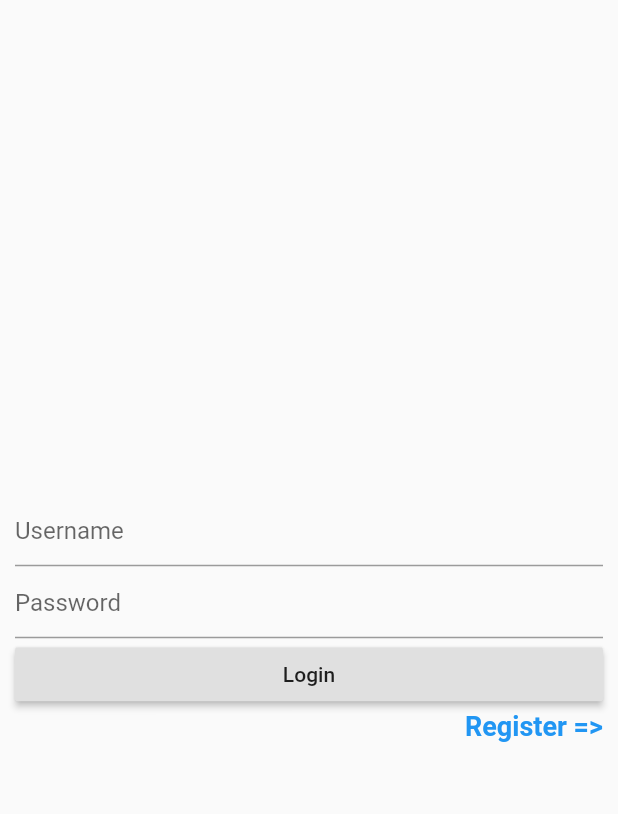
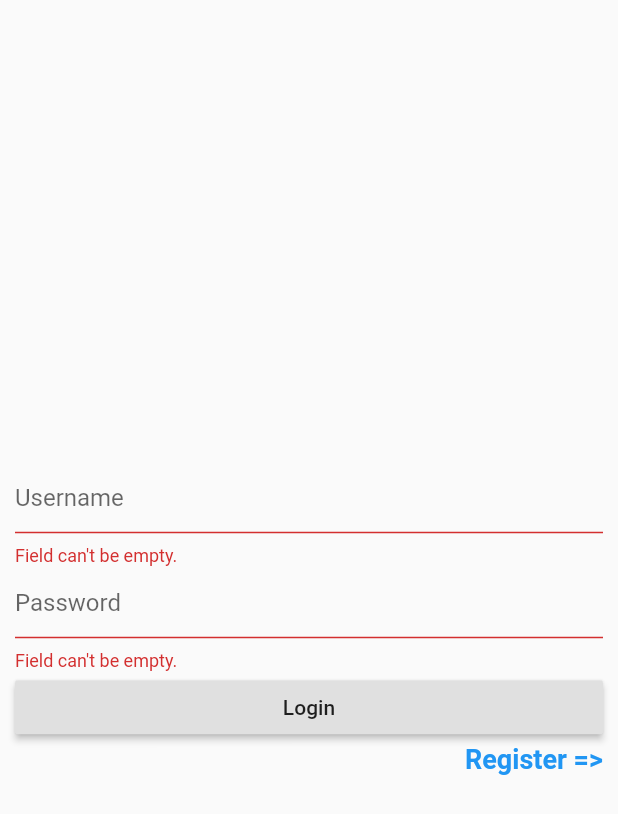
Before and after one commit to konuleminova/redux_sign_in_demo, a Flutter app: the screen it shows after launch, after a tap on "Login", on a phone screen of 412 x 824 dp. Shown: the top 814 px of the screen. Run offline on Flutter 3.47's test engine with Material 2 defaults, Android fonts, the phone set to English and light mode, and no system bars; our stand-ins replace flutter_redux, redux, redux_thunk, shared_preferences.

Commit message:
login finish

```diff
--- a/lib/ui/page/login.dart
+++ b/lib/ui/page/login.dart
@@ -32,6 +32,8 @@ Widget get _loadingView {
 
 class LoginState extends State<LoginPage> {
   TextEditingController _controllerUsername, _controllerPass;
+  bool _validateUsername = false;
+  bool _validatePassword = false;
 
   @override
   Widget build(BuildContext context) {
@@ -51,7 +53,7 @@ class LoginState extends State<LoginPage> {
               print("loading..");
             } else if (state.user_info.status == STATUS.FAIL) {
               _showToast(context, "Username or Password is wrong.");
-            }else if (state.user_info.status==STATUS.NETWORK_ERROR){
+            } else if (state.user_info.status == STATUS.NETWORK_ERROR) {
               _showToast(context, "No internet connection");
             }
           }
@@ -65,11 +67,17 @@ class LoginState extends State<LoginPage> {
                 mainAxisAlignment: MainAxisAlignment.center,
                 children: <Widget>[
                   TextField(
-                    decoration: InputDecoration(hintText: "Username"),
+                    decoration: InputDecoration(
+                        hintText: "Username",
+                        errorText:
+                            _validateUsername ? "Field can't be empty." : null),
                     controller: _controllerUsername,
                   ),
                   TextField(
-                    decoration: InputDecoration(hintText: "Password"),
+                    decoration: InputDecoration(
+                        hintText: "Password",
+                        errorText:
+                            _validateUsername ? "Field can't be empty." : null),
                     controller: _controllerPass,
                   ),
                   new Container(
@@ -77,8 +85,18 @@ class LoginState extends State<LoginPage> {
                     child: RaisedButton(
                       onPressed: () {
                         print("click");
-                        viewModel.buildLogin(
-                            _controllerUsername.text, _controllerPass.text);
+                        setState(() {
+                          _controllerUsername.text.isEmpty
+                              ? _validateUsername = true
+                              : _validateUsername = false;
+                          _controllerPass.text.isEmpty
+                              ? _validatePassword = true
+                              : _validatePassword = false;
+                        });
+                        if (!_validateUsername) {
+                          viewModel.buildLogin(
+                              _controllerUsername.text, _controllerPass.text);
+                        }
                       },
                       child: new Text("Login"),
                     ),
```
